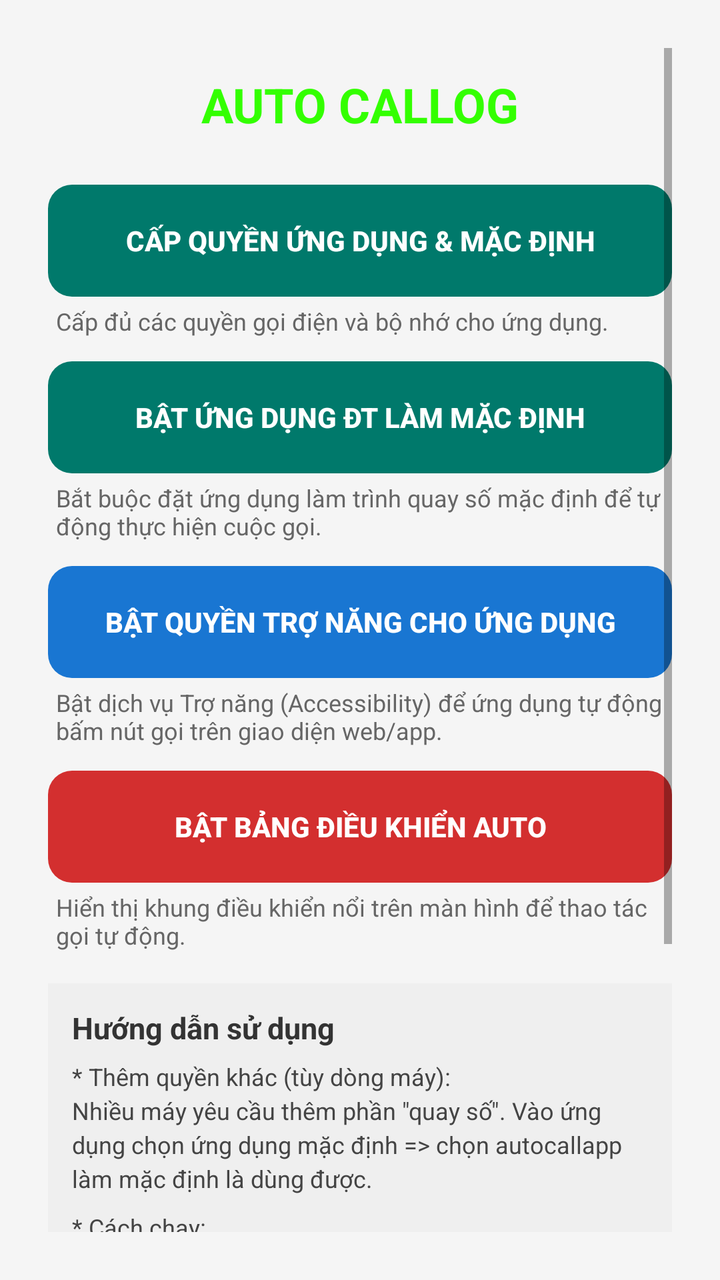
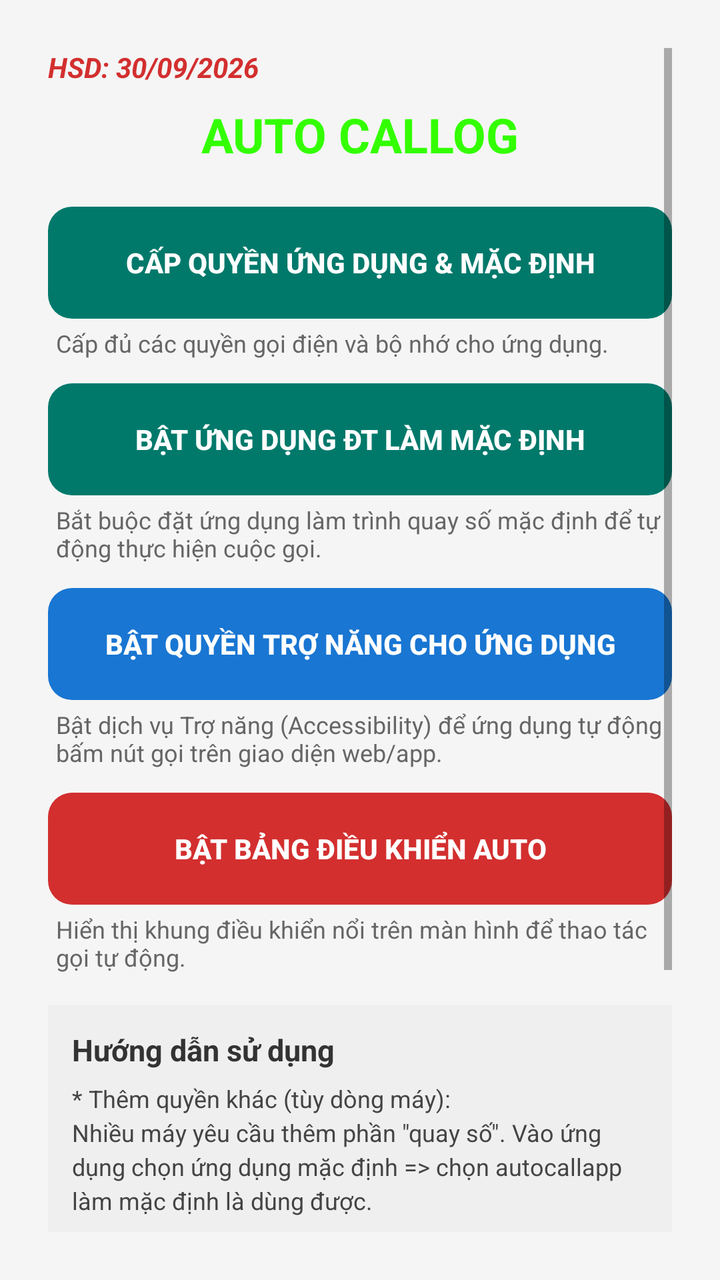

Two renders of the same Android screen: before a commit and after it. Below are the layout's source before the change and the commit's diff.
<!-- AndroidManifest.xml: application theme Theme.AppCompat.Light.NoActionBar -->
<!-- res/layout/activity_main.xml -->
<?xml version="1.0" encoding="utf-8"?>
<ScrollView xmlns:android="http://schemas.android.com/apk/res/android"
    android:layout_width="match_parent"
    android:layout_height="match_parent"
    android:background="#F5F5F5"
    android:fillViewport="true"
    android:padding="24dp">

    <LinearLayout
        android:layout_width="match_parent"
        android:layout_height="wrap_content"
        android:orientation="vertical">

        
        <TextView
            android:layout_width="match_parent"
            android:layout_height="wrap_content"
            android:text="AUTO CALLOG"
            android:textSize="24sp"
            android:textStyle="bold"
            android:textColor="#33FF00"
            android:gravity="center"
            android:layout_marginTop="12dp"
            android:layout_marginBottom="24dp"/>

        
        <LinearLayout
            android:layout_width="match_parent"
            android:layout_height="wrap_content"
            android:orientation="vertical">

            
            <Button
                android:id="@+id/btnGrantPermissions"
                android:layout_width="match_parent"
                android:layout_height="56dp"
                android:text="Cấp quyền ứng dụng &amp; mặc định"
                android:textSize="14sp"
                android:textStyle="bold"
                android:background="@drawable/bg_rounded_button"
                android:backgroundTint="#00796B"
                android:textColor="#FFFFFF"
                android:layout_marginBottom="4dp"/>

            
            <TextView
                android:layout_width="match_parent"
                android:layout_height="wrap_content"
                android:text="Cấp đủ các quyền gọi điện và bộ nhớ cho ứng dụng."
                android:textSize="12sp"
                android:textColor="#666666"
                android:layout_marginBottom="12dp"
                android:paddingHorizontal="4dp"/>

            
            <Button
                android:id="@+id/btnOpenDefaultSettings"
                android:layout_width="match_parent"
                android:layout_height="56dp"
                android:text="Bật ứng dụng ĐT làm mặc định"
                android:textSize="14sp"
                android:textStyle="bold"
                android:background="@drawable/bg_rounded_button"
                android:backgroundTint="#00796B"
                android:textColor="#FFFFFF"
                android:layout_marginBottom="4dp"/>

            
            <TextView
                android:layout_width="match_parent"
                android:layout_height="wrap_content"
                android:text="Bắt buộc đặt ứng dụng làm trình quay số mặc định để tự động thực hiện cuộc gọi."
                android:textSize="12sp"
                android:textColor="#666666"
                android:layout_marginBottom="12dp"
                android:paddingHorizontal="4dp"/>

            
            <Button
                android:id="@+id/btnOpenAccessibility"
                android:layout_width="match_parent"
                android:layout_height="56dp"
                android:text="Bật quyền trợ năng cho ứng dụng"
                android:textSize="14sp"
                android:textStyle="bold"
                android:background="@drawable/bg_rounded_button"
                android:backgroundTint="#1976D2"
                android:textColor="#FFFFFF"
                android:layout_marginBottom="4dp"/>

            
            <TextView
                android:layout_width="match_parent"
                android:layout_height="wrap_content"
                android:text="Bật dịch vụ Trợ năng (Accessibility) để ứng dụng tự động bấm nút gọi trên giao diện web/app."
                android:textSize="12sp"
                android:textColor="#666666"
                android:layout_marginBottom="12dp"
                android:paddingHorizontal="4dp"/>

            
            <Button
                android:id="@+id/btnStartPopup"
                android:layout_width="match_parent"
                android:layout_height="56dp"
                android:text="Bật bảng điều khiển auto"
                android:textSize="14sp"
                android:textStyle="bold"
                android:background="@drawable/bg_rounded_button"
                android:backgroundTint="#D32F2F"
                android:textColor="#FFFFFF"
                android:layout_marginBottom="4dp"/>

            
            <TextView
                android:layout_width="match_parent"
                android:layout_height="wrap_content"
                android:text="Hiển thị khung điều khiển nổi trên màn hình để thao tác gọi tự động."
                android:textSize="12sp"
                android:textColor="#666666"
                android:layout_marginBottom="16dp"
                android:paddingHorizontal="4dp"/>

            
            <LinearLayout
                android:layout_width="match_parent"
                android:layout_height="wrap_content"
                android:orientation="vertical"
                android:background="#EFEFEF"
                android:padding="12dp"
                android:layout_marginBottom="24dp">

                <TextView
                    android:layout_width="wrap_content"
                    android:layout_height="wrap_content"
                    android:text="Hướng dẫn sử dụng"
                    android:textSize="15sp"
                    android:textStyle="bold"
                    android:textColor="#333333"
                    android:layout_marginBottom="6dp" />

                <TextView
                    android:layout_width="match_parent"
                    android:layout_height="wrap_content"
                    android:text="* Thêm quyền khác (tùy dòng máy):\nNhiều máy yêu cầu thêm phần &quot;quay số&quot;. Vào ứng dụng chọn ứng dụng mặc định => chọn autocallapp làm mặc định là dùng được."
                    android:textSize="12sp"
                    android:textColor="#444444"
                    android:layout_marginBottom="8dp"
                    android:lineSpacingExtra="3dp" />

                <TextView
                    android:layout_width="match_parent"
                    android:layout_height="wrap_content"
                    android:text="* Cách chạy:\n1 - Chạy hàng loạt:\n   - Bật bảng auto => Vào app chạy phần chứa mã đơn cần gọi => Bấm nút tìm kiếm (kính lúp) để lưu tất cả đơn.\n   - Bấm nút bắt đầu (nút play giữa) chờ chạy xong => Bấm dừng hoặc dấu x nếu không dùng đến.\n2 - Chạy thủ công từng mã:\n   - Chỉ cần bấm vào nút gọi của đơn hàng là auto tự hoạt động."
                    android:textSize="12sp"
                    android:textColor="#444444"
                    android:lineSpacingExtra="3dp" />
            </LinearLayout>

        </LinearLayout>

        
        <View
            android:layout_width="match_parent"
            android:layout_height="0dp"
            android:layout_weight="1"/>

        
        <TextView
            android:id="@+id/txtExpiry"
            android:layout_width="wrap_content"
            android:layout_height="wrap_content"
            android:text="HSD: 30/09/2026"
            android:textSize="14sp"
            android:textStyle="italic"
            android:textColor="#555555"
            android:gravity="start"
            android:layout_marginTop="8dp"
            android:layout_marginBottom="8dp"/>

    </LinearLayout>
</ScrollView>
<!-- resources referenced by this layout -->
<resources>
  <!-- drawable bg_rounded_button (drawable) -->
  <?xml version="1.0" encoding="utf-8"?>
  <shape xmlns:android="http://schemas.android.com/apk/res/android"
      android:shape="rectangle">
      
      <corners android:radius="12dp" />
      
  </shape>
</resources>

<!-- the commit's change to res/layout/activity_main.xml (unified diff, before → after) -->
@@ -13,6 +13,18 @@
 
         
         <TextView
+            android:id="@+id/txtExpiry"
+            android:layout_width="wrap_content"
+            android:layout_height="wrap_content"
+            android:text="HSD: 30/09/2026"
+            android:textSize="14sp"
+            android:textStyle="bold|italic"
+            android:textColor="#D32F2F"
+            android:gravity="start"
+            android:layout_marginBottom="8dp"/>
+
+        
+        <TextView
             android:layout_width="match_parent"
             android:layout_height="wrap_content"
             android:text="AUTO CALLOG"
@@ -20,8 +32,7 @@
             android:textStyle="bold"
             android:textColor="#33FF00"
             android:gravity="center"
-            android:layout_marginTop="12dp"
-            android:layout_marginBottom="24dp"/>
+            android:layout_marginBottom="20dp"/>
 
         
         <LinearLayout
@@ -159,24 +170,5 @@
 
         </LinearLayout>
 
-        
-        <View
-            android:layout_width="match_parent"
-            android:layout_height="0dp"
-            android:layout_weight="1"/>
-
-        
-        <TextView
-            android:id="@+id/txtExpiry"
-            android:layout_width="wrap_content"
-            android:layout_height="wrap_content"
-            android:text="HSD: 30/09/2026"
-            android:textSize="14sp"
-            android:textStyle="italic"
-            android:textColor="#555555"
-            android:gravity="start"
-            android:layout_marginTop="8dp"
-            android:layout_marginBottom="8dp"/>
-
     </LinearLayout>
 </ScrollView>
